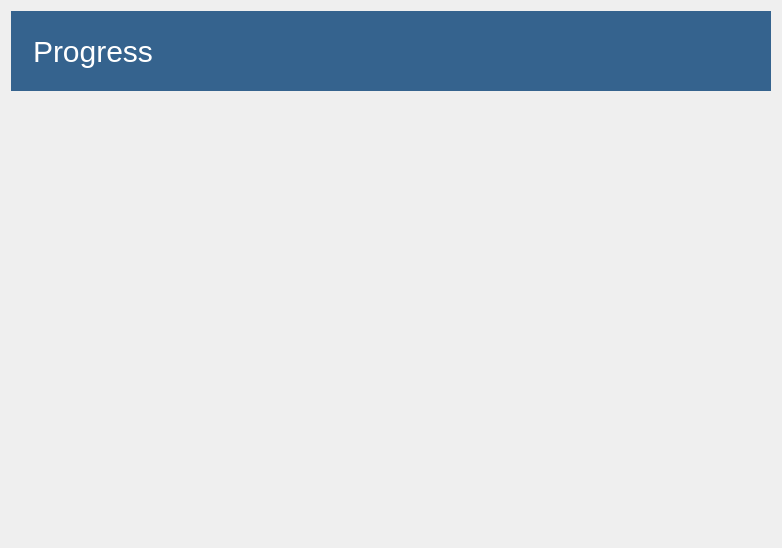
The window that copyclare/ui/progress_banner.ui (MotionInput/Team14-CopyClare) describes before a commit, drawn with Qt 5.
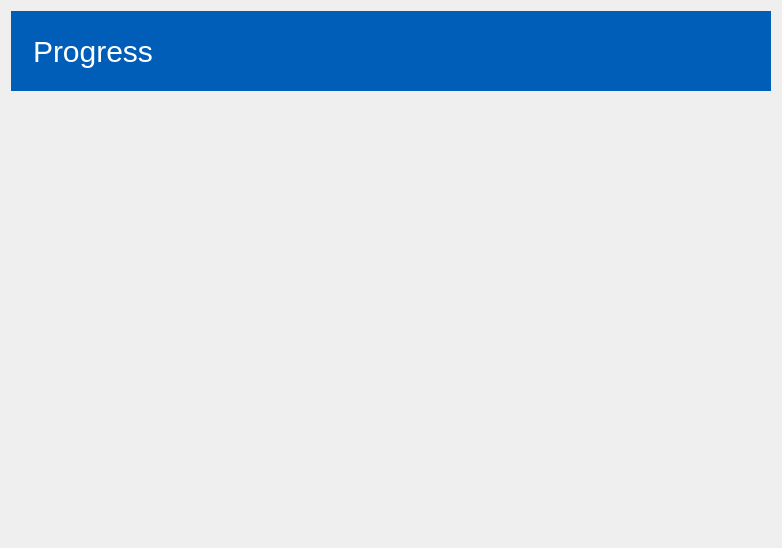
The same window after the commit.

Patch:
```diff
--- a/copyclare/ui/progress_banner.ui
+++ b/copyclare/ui/progress_banner.ui
@@ -34,7 +34,7 @@
       </font>
      </property>
      <property name="styleSheet">
-      <string notr="true">background-color: #35638e;
+      <string notr="true">background-color: #005EB8;
 padding: 15px;
 font-size: 30px;
 color: #ffffff;</string>
```
